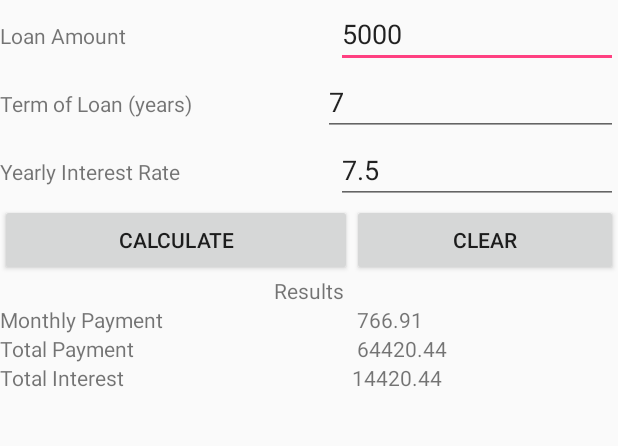
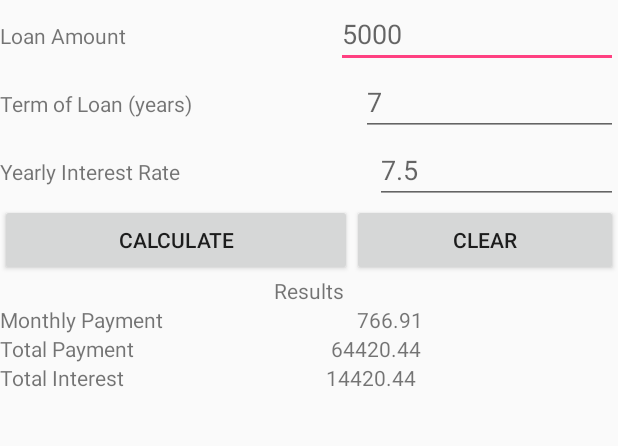
Before and after one commit to keelsin/lab2-calculator, an Android app: the screen it shows after launch (MainActivity), on a phone screen of 412 x 824 dp, the part 113-559 px from its top. Run offline under Robolectric (Android 15) with nearby library versions, the phone set to English and light mode, and no system bars.

Commit message:
Edits to UI.

```diff
--- a/LoanCalculator/app/src/main/res/layout/activity_main.xml
+++ b/LoanCalculator/app/src/main/res/layout/activity_main.xml
@@ -31,7 +31,7 @@
             android:layout_width="wrap_content"
             android:layout_height="wrap_content"
             android:layout_weight="2"
-            android:text="@string/loanAmountHint"/>
+            android:hint="@string/loanAmountHint"/>
     </LinearLayout>
 
     <LinearLayout
@@ -50,8 +50,8 @@
             android:id="@+id/termLoanInsert"
             android:layout_width="wrap_content"
             android:layout_height="wrap_content"
-            android:layout_weight="3"
-            android:text="@string/termLoanHint"/>
+            android:layout_weight="2"
+            android:hint="@string/termLoanHint"/>
     </LinearLayout>
 
     <LinearLayout
@@ -70,8 +70,8 @@
             android:id="@+id/yearInterestInsert"
             android:layout_width="wrap_content"
             android:layout_height="wrap_content"
-            android:layout_weight="3"
-            android:text="@string/yearlyRateHint"/>
+            android:layout_weight="2"
+            android:hint="@string/yearlyRateHint"/>
     </LinearLayout>
 
     <LinearLayout
@@ -127,13 +127,13 @@
         <TextView
             android:layout_width="wrap_content"
             android:layout_height="wrap_content"
-            android:layout_weight="3"
+            android:layout_weight="2"
             android:text="@string/totalPay"/>
 
         <TextView
             android:layout_width="wrap_content"
             android:layout_height="wrap_content"
-            android:layout_weight="2.3"
+            android:layout_weight="2"
             android:text="@string/totalPayHint"/>
 
     </LinearLayout>
@@ -146,13 +146,13 @@
         <TextView
             android:layout_width="wrap_content"
             android:layout_height="wrap_content"
-            android:layout_weight="3"
+            android:layout_weight="2"
             android:text="@string/totalInterest"/>
 
         <TextView
             android:layout_width="wrap_content"
             android:layout_height="wrap_content"
-            android:layout_weight="2.3"
+            android:layout_weight="2"
             android:text="@string/totalInterestHint"/>
 
     </LinearLayout>
```
